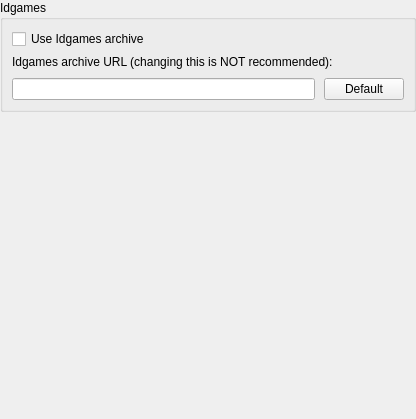
Before: the Qt Designer form src/core/gui/configuration/cfgwadseekeridgames.ui in DoomseekerTeam/Doomseeker, drawn with Qt 5.
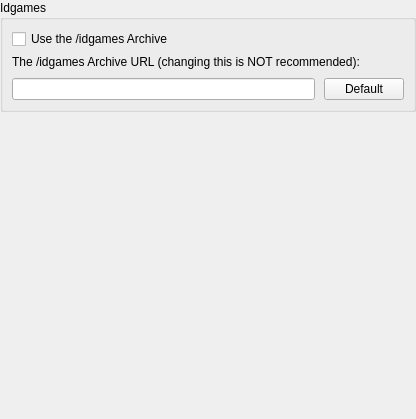
After: the same form once the commit is applied. Icons and pictures are not drawn.

Commit message: Wadseeker: spell the name of "the /idgames Archive" as intended

```diff
--- a/src/core/gui/configuration/cfgwadseekeridgames.ui
+++ b/src/core/gui/configuration/cfgwadseekeridgames.ui
@@ -32,7 +32,7 @@
       <item>
        <widget class="QCheckBox" name="cbUseIdgames">
         <property name="text">
-         <string>Use Idgames archive</string>
+         <string>Use the /idgames Archive</string>
         </property>
        </widget>
       </item>
@@ -60,7 +60,7 @@
          <item>
           <widget class="QLabel" name="label_7">
            <property name="text">
-            <string>Idgames archive URL (changing this is NOT recommended):</string>
+            <string>The /idgames Archive URL (changing this is NOT recommended):</string>
            </property>
           </widget>
          </item>
```
The commit also changes 13 other files.
